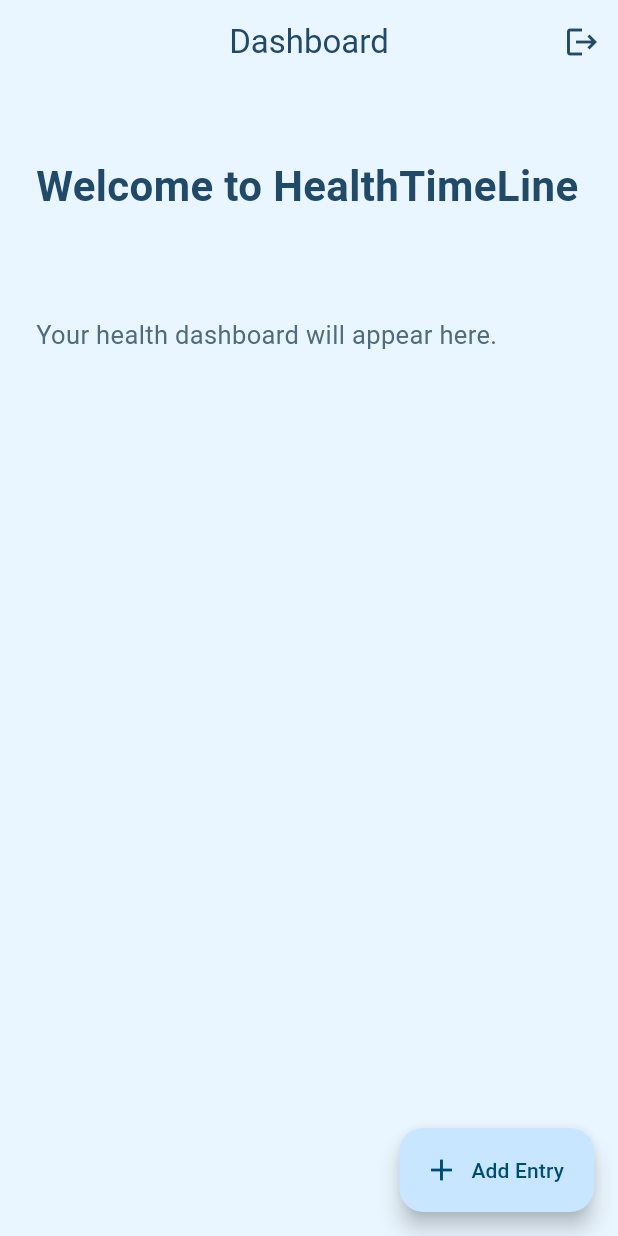
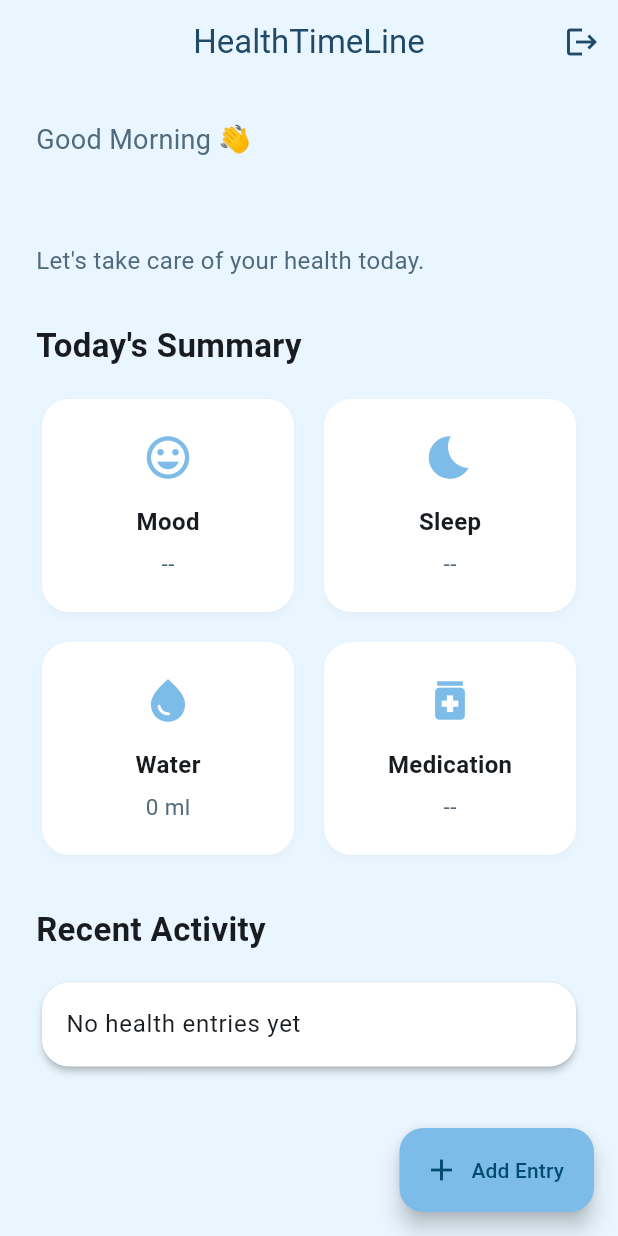
Before and after one commit to gabysitu/health-timeline, a Flutter app: the DashboardScreen screen opened directly, on a phone screen of 412 x 824 dp. Run offline on Flutter 3.47's test engine with Material 3 defaults, Android fonts, the phone set to English and light mode, and no system bars; our stand-ins replace cloud_firestore, firebase_auth, firebase_core; accounts and stored records are empty.

Commit message:
Refactor home screen with reusable widgets and Firestore

```diff
--- a/lib/features/dashboard/dashboard_screen.dart
+++ b/lib/features/dashboard/dashboard_screen.dart
@@ -1,7 +1,11 @@
+import 'package:cloud_firestore/cloud_firestore.dart';
 import 'package:firebase_auth/firebase_auth.dart';
 import 'package:flutter/material.dart';
 
 import '../../core/theme/app_colors.dart';
+import '../../services/firestore_service.dart';
+import '../../widgets/health_entry_card.dart';
+import '../../widgets/summary_card.dart';
 import '../authentication/login_screen.dart';
 import '../health_entry/add_health_entry_screen.dart';
 
@@ -25,59 +29,163 @@ class DashboardScreen extends StatelessWidget {
   @override
   Widget build(BuildContext context) {
     final user = FirebaseAuth.instance.currentUser;
+    final firestoreService = FirestoreService();
 
     return Scaffold(
       backgroundColor: AppColors.background,
       appBar: AppBar(
-        title: const Text('Dashboard'),
+        title: const Text('HealthTimeLine'),
+        centerTitle: true,
         actions: [
           IconButton(
             onPressed: () => _logout(context),
             icon: const Icon(Icons.logout),
-            tooltip: 'Logout',
           ),
         ],
       ),
-      body: Padding(
+      body: SingleChildScrollView(
         padding: const EdgeInsets.all(24),
         child: Column(
           crossAxisAlignment: CrossAxisAlignment.start,
           children: [
-            const SizedBox(height: 24),
-
             const Text(
-              'Welcome to HealthTimeLine',
+              'Good Morning 👋',
               style: TextStyle(
+                fontSize: 18,
+                color: AppColors.textSecondary,
+              ),
+            ),
+            const SizedBox(height: 8),
+            Text(
+              user?.email ?? '',
+              style: const TextStyle(
                 fontSize: 28,
                 fontWeight: FontWeight.bold,
                 color: AppColors.textPrimary,
               ),
             ),
-
-            const SizedBox(height: 12),
-
-            Text(
-              user?.email ?? 'User',
-              style: const TextStyle(
+            const SizedBox(height: 8),
+            const Text(
+              "Let's take care of your health today.",
+              style: TextStyle(
                 fontSize: 16,
                 color: AppColors.textSecondary,
               ),
             ),
-
-            const SizedBox(height: 32),
+            const SizedBox(height: 30),
 
             const Text(
-              'Your health dashboard will appear here.',
+              "Today's Summary",
               style: TextStyle(
-                fontSize: 17,
-                color: AppColors.textSecondary,
+                fontSize: 22,
+                fontWeight: FontWeight.bold,
               ),
+            ),
+
+            const SizedBox(height: 16),
+
+            const Row(
+              children: [
+                Expanded(
+                  child: SummaryCard(
+                    icon: Icons.mood,
+                    title: 'Mood',
+                    value: '--',
+                  ),
+                ),
+                SizedBox(width: 12),
+                Expanded(
+                  child: SummaryCard(
+                    icon: Icons.bedtime,
+                    title: 'Sleep',
+                    value: '--',
+                  ),
+                ),
+              ],
+            ),
+
+            SizedBox(height: 12),
+
+            const Row(
+              children: [
+                Expanded(
+                  child: SummaryCard(
+                    icon: Icons.water_drop,
+                    title: 'Water',
+                    value: '0 ml',
+                  ),
+                ),
+                SizedBox(width: 12),
+                Expanded(
+                  child: SummaryCard(
+                    icon: Icons.medication,
+                    title: 'Medication',
+                    value: '--',
+                  ),
+                ),
+              ],
+            ),
+
+            const SizedBox(height: 30),
+
+            const Text(
+              'Recent Activity',
+              style: TextStyle(
+                fontSize: 22,
+                fontWeight: FontWeight.bold,
+              ),
+            ),
+
+            const SizedBox(height: 16),
+
+            StreamBuilder<QuerySnapshot>(
+              stream: firestoreService.getRecentEntries(),
+              builder: (context, snapshot) {
+                if (snapshot.hasError) {
+                  return const Center(
+                    child: Text('Something went wrong'),
+                  );
+                }
+
+                if (snapshot.connectionState == ConnectionState.waiting) {
+                  return const Center(
+                    child: CircularProgressIndicator(),
+                  );
+                }
+
+                final docs = snapshot.data!.docs;
+
+                if (docs.isEmpty) {
+                  return const Card(
+                    child: ListTile(
+                      title: Text('No health entries yet'),
+                    ),
+                  );
+                }
+
+                return ListView.builder(
+                  shrinkWrap: true,
+                  physics: const NeverScrollableScrollPhysics(),
+                  itemCount: docs.length,
+                  itemBuilder: (context, index) {
+                    final data =
+                        docs[index].data() as Map<String, dynamic>;
+
+                    return HealthEntryCard(
+                      type: data['type'] ?? '',
+                      title: data['title'] ?? '',
+                      description: data['description'] ?? '',
+                      createdAt: data['createdAt'],
+                    );
+                  },
+                );
+              },
             ),
           ],
         ),
       ),
-
       floatingActionButton: FloatingActionButton.extended(
+        backgroundColor: AppColors.primary,
         onPressed: () {
           Navigator.push(
             context,
--- /dev/null
+++ b/lib/services/firestore_service.dart
@@ -0,0 +1,23 @@
+import 'package:cloud_firestore/cloud_firestore.dart';
+import 'package:firebase_auth/firebase_auth.dart';
+
+class FirestoreService {
+  final FirebaseFirestore _firestore = FirebaseFirestore.instance;
+
+  final FirebaseAuth _auth = FirebaseAuth.instance;
+
+  Stream<QuerySnapshot> getRecentEntries() {
+    final user = _auth.currentUser;
+
+    if (user == null) {
+      throw Exception('User not logged in');
+    }
+
+    return _firestore
+        .collection('users')
+        .doc(user.uid)
+        .collection('health_entries')
+        .orderBy('createdAt', descending: true)
+        .snapshots();
+  }
+}
--- /dev/null
+++ b/lib/widgets/summary_card.dart
@@ -0,0 +1,58 @@
+import 'package:flutter/material.dart';
+
+import '../core/theme/app_colors.dart';
+
+class SummaryCard extends StatelessWidget {
+  final IconData icon;
+  final String title;
+  final String value;
+
+  const SummaryCard({
+    super.key,
+    required this.icon,
+    required this.title,
+    required this.value,
+  });
+
+  @override
+  Widget build(BuildContext context) {
+    return Card(
+      elevation: 2,
+      shadowColor: Colors.black12,
+      shape: RoundedRectangleBorder(
+        borderRadius: BorderRadius.circular(18),
+      ),
+      child: Padding(
+        padding: const EdgeInsets.symmetric(
+          vertical: 22,
+          horizontal: 16,
+        ),
+        child: Column(
+          children: [
+            Icon(
+              icon,
+              size: 34,
+              color: AppColors.primary,
+            ),
+            const SizedBox(height: 14),
+            Text(
+              title,
+              style: const TextStyle(
+                fontSize: 16,
+                fontWeight: FontWeight.w600,
+              ),
+            ),
+            const SizedBox(height: 6),
+            Text(
+              value,
+              style: const TextStyle(
+                fontSize: 15,
+                color: AppColors.textSecondary,
+              ),
+            ),
+          ],
+        ),
+      ),
+    );
+  }
+}
```
Also changed, not shown: lib/widgets/health_entry_card.dart (added, +134 -0 lines).
